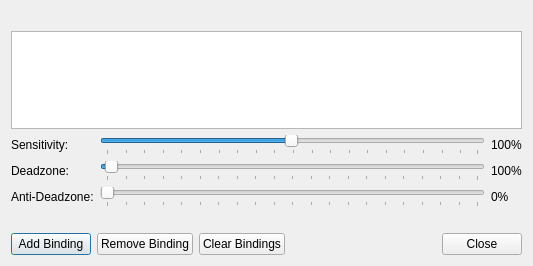
This is pcsx2-qt/Settings/InputBindingDialog.ui in JackerGamer/pcsx2 as Qt 5 draws it before an edit. The edited form follows.
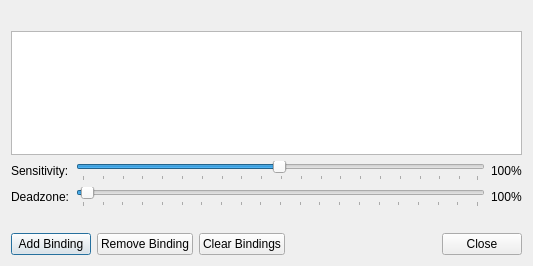
This is the edited form.

Commit message: Pad: Focus anti-deadzone on sticks and triggers

```diff
--- a/pcsx2-qt/Settings/InputBindingDialog.ui
+++ b/pcsx2-qt/Settings/InputBindingDialog.ui
@@ -120,45 +120,6 @@
         </property>
        </widget>
       </item>
-      <item row="2" column="0">
-       <widget class="QLabel" name="antiDeadzoneLabel">
-        <property name="text">
-         <string>Anti-Deadzone:</string>
-        </property>
-        <property name="buddy">
-         <cstring>antiDeadzone</cstring>
-        </property>
-       </widget>
-      </item>
-      <item row="2" column="1">
-       <widget class="QSlider" name="antiDeadzone">
-        <property name="minimum">
-         <number>0</number>
-        </property>
-        <property name="maximum">
-         <number>100</number>
-        </property>
-        <property name="value">
-         <number>0</number>
-        </property>
-        <property name="orientation">
-         <enum>Qt::Orientation::Horizontal</enum>
-        </property>
-        <property name="tickPosition">
-         <enum>QSlider::TickPosition::TicksBelow</enum>
-        </property>
-        <property name="tickInterval">
-         <number>5</number>
-        </property>
-       </widget>
-      </item>
-      <item row="2" column="2">
-       <widget class="QLabel" name="antiDeadzoneValue">
-        <property name="text">
-         <string>0%</string>
-        </property>
-       </widget>
-      </item>
      </layout>
     </widget>
    </item>
```
The commit also changes 11 other files.
